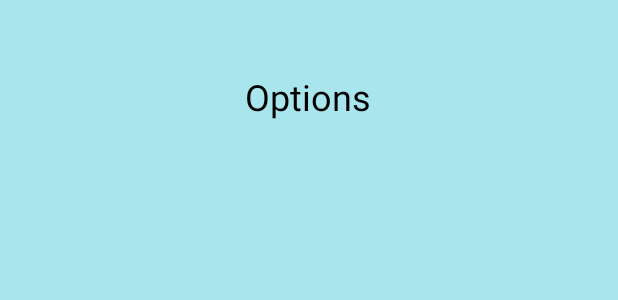
After one commit to HippolyteG/QuizzAct, an Android app: the layout activity_params.xml on its own in the app's theme, with its tools: preview values and no code run, on a phone screen of 412 x 824 dp. The commit adds this screen. Shown: the top 300 px of the screen. Run offline under Robolectric (Android 15) with nearby library versions, the phone set to English and light mode, and no system bars.

Commit message:
Paramètres

```diff
--- a/app/src/main/java/com/example/quizzact/BaseDeDonnees.java
+++ b/app/src/main/java/com/example/quizzact/BaseDeDonnees.java
@@ -52,7 +52,7 @@ public class BaseDeDonnees extends SQLiteOpenHelper {
 
     private static final String CREATE_TABLE_QUESTION = "create table " + TABLE_QUESTION + " ("
             + ID_QUESTION +" integer primary key autoincrement,"
-            + ID_THEME+" integer not null, "
+
             + LIB_QUESTION+ " text not null, "
             + ID_THEME +" integer not null references "+ TABLE_THEME +"("+ID_THEME+"));";
 
--- /dev/null
+++ b/app/src/main/res/layout/activity_params.xml
@@ -0,0 +1,24 @@
+<?xml version="1.0" encoding="utf-8"?>
+<androidx.constraintlayout.widget.ConstraintLayout
+    xmlns:android="http://schemas.android.com/apk/res/android"
+    xmlns:app="http://schemas.android.com/apk/res-auto"
+    xmlns:tools="http://schemas.android.com/tools"
+    android:layout_width="match_parent"
+    android:layout_height="match_parent"
+    android:background="#A8E5ED"
+    tools:context=".ParamsActivity">
+
+    <TextView
+        android:id="@+id/lbParam"
+        android:layout_width="wrap_content"
+        android:layout_height="wrap_content"
+        android:layout_marginTop="48dp"
+        android:text="Options"
+        android:textColor="#000000"
+        android:textSize="24sp"
+        app:layout_constraintEnd_toEndOf="parent"
+        app:layout_constraintHorizontal_bias="0.497"
+        app:layout_constraintStart_toStartOf="parent"
+        app:layout_constraintTop_toTopOf="parent"
+        tools:layout_editor_absoluteX="164dp" />
+</androidx.constraintlayout.widget.ConstraintLayout>
```
Also changed, not shown: app/src/main/java/com/example/quizzact/MainActivity.java (+21 -3 lines), app/src/main/java/com/example/quizzact/ParamsActivity.java (added, +19 -0 lines), app/src/main/java/com/example/quizzact/classesBDD/QuestionBDD.java (+16 -18 lines).
